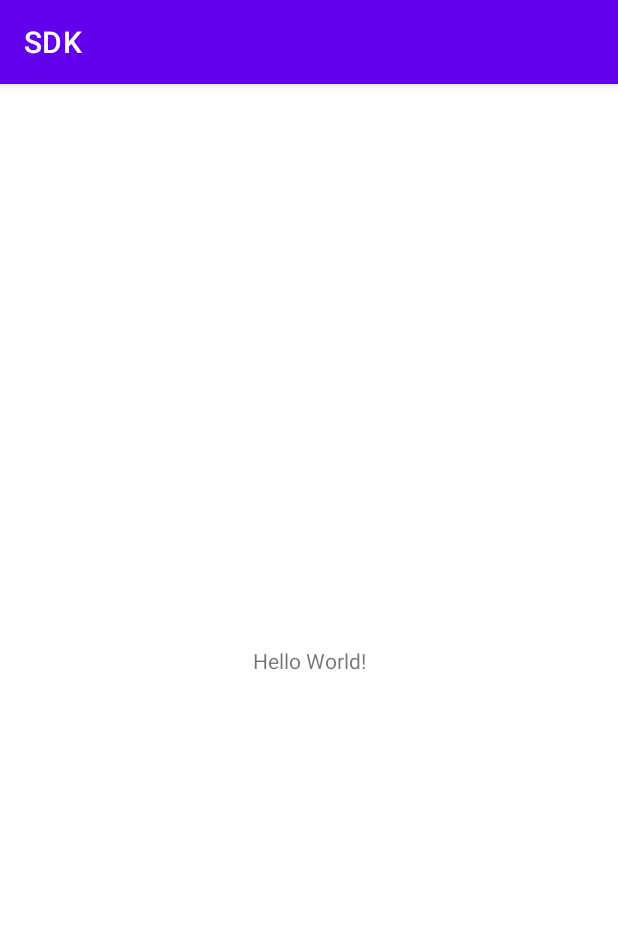
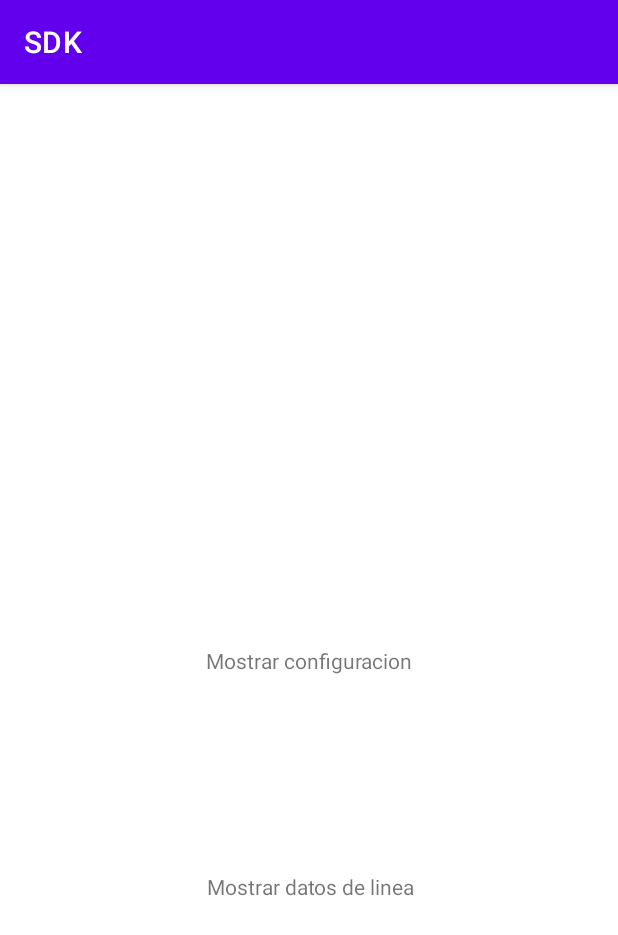
Before and after one commit to CristianPerezPagaPhone/PagaCelSDK, an Android app: the screen it shows after launch (MainActivity), on a phone screen of 412 x 824 dp. Shown: the top 935 px of the screen. Run offline under Robolectric (Android 15) with nearby library versions, the phone set to English and light mode, and no system bars.

Commit message:
ajustes de sdk

```diff
--- a/app/src/main/AndroidManifest.xml
+++ b/app/src/main/AndroidManifest.xml
@@ -1,6 +1,8 @@
 <?xml version="1.0" encoding="utf-8"?>
 <manifest xmlns:android="http://schemas.android.com/apk/res/android"
     xmlns:tools="http://schemas.android.com/tools">
+
+    <uses-permission android:name="android.permission.INTERNET" />
 
     <application
         android:allowBackup="true"
--- a/app/src/main/java/com/example/sdk/MainActivity.kt
+++ b/app/src/main/java/com/example/sdk/MainActivity.kt
@@ -2,10 +2,60 @@ package com.example.sdk
 
 import androidx.appcompat.app.AppCompatActivity
 import android.os.Bundle
+import android.widget.Toast
+import com.example.pagacel.sdk.compatibility.PagaCelCompatibility
+import com.example.pagacel.sdk.compatibility.orange_compatibility.classes.CallbackManager
+import com.example.pagacel.sdk.compatibility.orange_compatibility.models.responses.GetLineStatusModel
+import com.example.pagacel.sdk.compatibility.orange_compatibility.models.responses.GetLineStatusResponse
+import com.example.pagacel.sdk.compatibility.orange_compatibility.view.views.SettingsValidationView
+import com.example.sdk.databinding.ActivityMainBinding
+
 
 class MainActivity : AppCompatActivity() {
+
+    private lateinit var binding: ActivityMainBinding
     override fun onCreate(savedInstanceState: Bundle?) {
         super.onCreate(savedInstanceState)
-        setContentView(R.layout.activity_main)
+        binding =  ActivityMainBinding.inflate(layoutInflater)
+        val view = binding.root
+        setContentView(view)
+
+        // Ahora puedes acceder a tus vistas por su ID utilizando binding
+        val miTextView = binding.botonConfiguracion
+        val miTextView2 = binding.botonConfiguracion2
+
+
+        val callback = object : SettingsValidationView {
+
+            override fun showPlanInfo(lineResponse: GetLineStatusResponse) {
+                Toast.makeText(this@MainActivity, "Linea: ${lineResponse.model!!.mvnoInformation} con oferta:${lineResponse.model!!.currentOffert} y beneficios: ${lineResponse.model!!.currentOffert} vence el: ${lineResponse.model!!.currentOffert}",Toast.LENGTH_LONG).show()
+            }
+
+            override fun showPlanErrorInfo(message: String) {
+                Toast.makeText(this@MainActivity,message,Toast.LENGTH_LONG).show()
+            }
+
+            override fun showValidationOfLine() {
+                Toast.makeText(this@MainActivity, "Mostrar vista de OTP", Toast.LENGTH_LONG).show()
+            }
+
+            override fun onTutorialBack() {
+                Toast.makeText(this@MainActivity, "Se cerro el tutorial del SDK", Toast.LENGTH_LONG).show()
+            }
+        }
+
+        CallbackManager.setCallback(callback)
+
+        /*val intent = Intent(this, AutoSettingsMenuActivity::class.java)
+        startActivity(intent)*/
+
+        miTextView.setOnClickListener {
+            PagaCelCompatibility.showTutorialsMenu(this)
+        }
+
+        miTextView2.setOnClickListener{
+            PagaCelCompatibility.getLineStatus(this, "5586467852")
+        }
     }
+
 }
--- a/app/src/main/res/layout/activity_main.xml
+++ b/app/src/main/res/layout/activity_main.xml
@@ -7,12 +7,26 @@
     tools:context=".MainActivity">
 
     <TextView
+        android:id="@+id/botonConfiguracion"
         android:layout_width="wrap_content"
         android:layout_height="wrap_content"
-        android:text="Hello World!"
+        android:text="Mostrar configuracion"
         app:layout_constraintBottom_toBottomOf="parent"
         app:layout_constraintEnd_toEndOf="parent"
         app:layout_constraintStart_toStartOf="parent"
         app:layout_constraintTop_toTopOf="parent" />
 
+    <TextView
+        android:id="@+id/botonConfiguracion2"
+        android:layout_width="wrap_content"
+        android:layout_height="wrap_content"
+        android:layout_marginTop="24dp"
+        android:text="Mostrar datos de linea"
+        app:layout_constraintBottom_toBottomOf="parent"
+        app:layout_constraintEnd_toEndOf="parent"
+        app:layout_constraintHorizontal_bias="0.505"
+        app:layout_constraintStart_toStartOf="parent"
+        app:layout_constraintTop_toBottomOf="@+id/botonConfiguracion"
+        app:layout_constraintVertical_bias="0.325" />
+
 </androidx.constraintlayout.widget.ConstraintLayout>
--- a/settings.gradle
+++ b/settings.gradle
@@ -2,6 +2,7 @@ pluginManagement {
     repositories {
         google()
         mavenCentral()
+        jcenter()
         gradlePluginPortal()
     }
 }
@@ -9,7 +10,10 @@ dependencyResolutionManagement {
     repositoriesMode.set(RepositoriesMode.FAIL_ON_PROJECT_REPOS)
     repositories {
         google()
+        jcenter()
         mavenCentral()
+
+        maven{url "https://jitpack.io"}
     }
 }
 rootProject.name = "SDK"
```
Also changed, not shown: app/build.gradle (+28 -2 lines).
